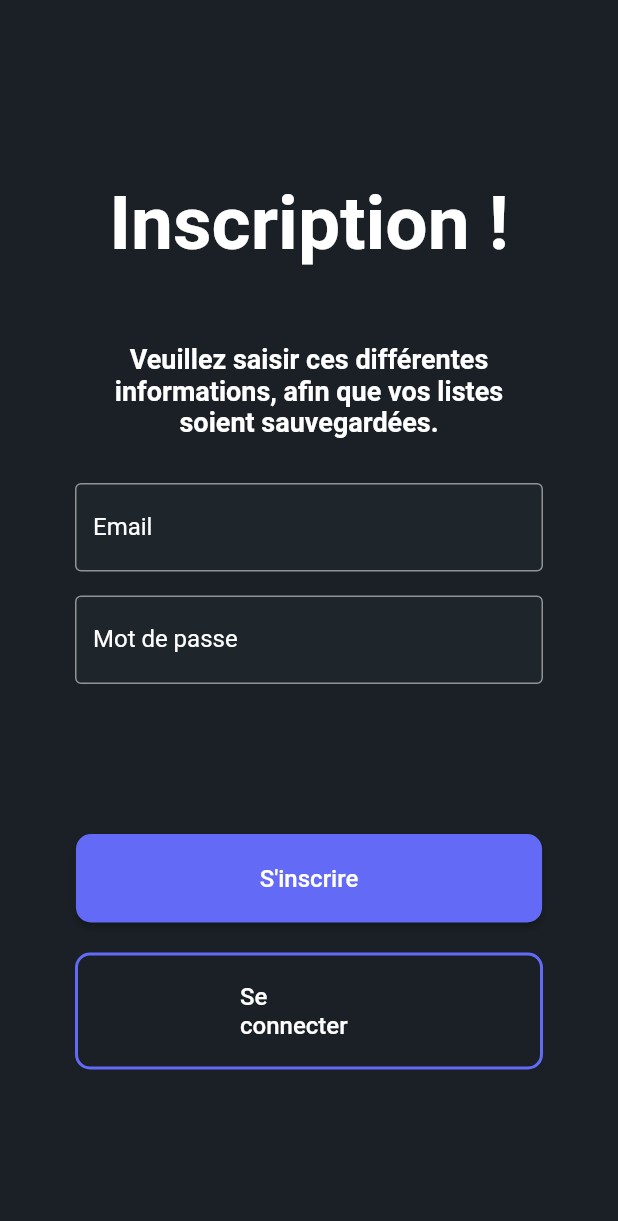
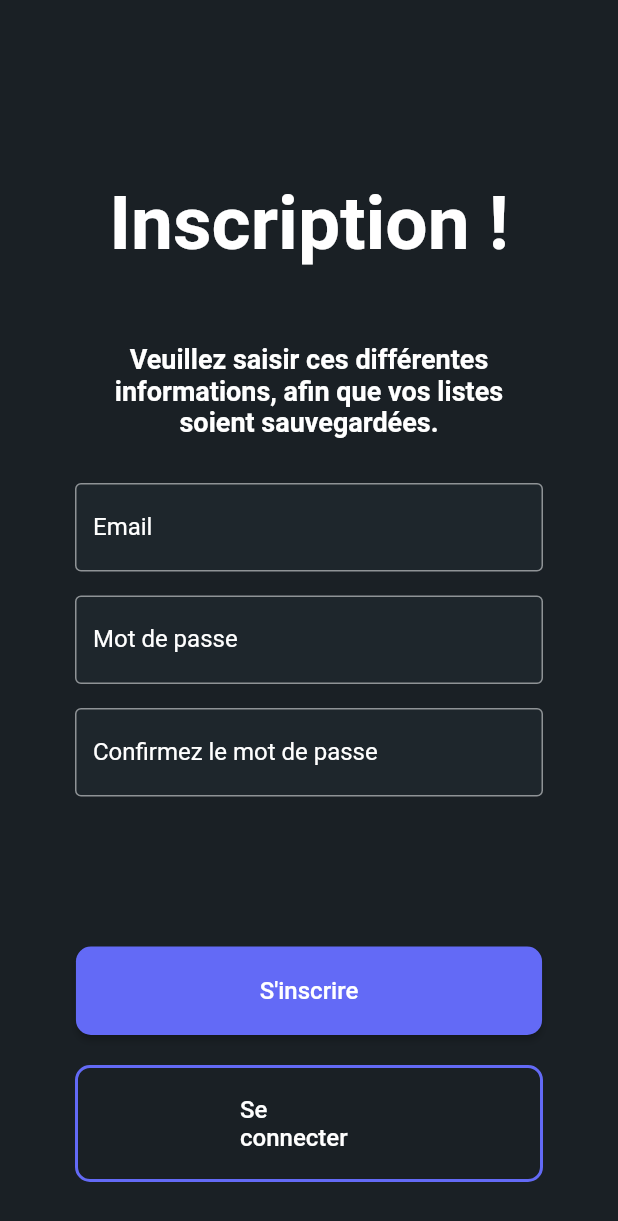
Before and after one commit to adamHassanBR/projet_flutter, a Flutter app: the SignUpPage screen opened by its route, on a phone screen of 412 x 824 dp. Shown: the top 1221 px of the screen. Run offline on Flutter 3.47's test engine with Material 2 defaults, Android fonts, the phone set to English and light mode, and no system bars; our stand-ins replace firebase_auth, firebase_core; accounts and stored records are empty; Roboto replaces fonts that are missing (Google Sans).

Commit message:
Ajout Confirmation de MDP SignUp Page

```diff
--- a/lib/Pages/inscription/SignUpPage.dart
+++ b/lib/Pages/inscription/SignUpPage.dart
@@ -10,7 +10,7 @@ class _SignUpPageState extends State<SignUpPage> {
   final FirebaseAuth _auth = FirebaseAuth.instance;
   final GlobalKey<FormState> _formKey = GlobalKey<FormState>();
 
-  late String _email, _password;
+  late String _email, _password, _tempPassword;
 
   void _submit() async {
     if (_formKey.currentState!.validate()) {
@@ -79,6 +79,7 @@ class _SignUpPageState extends State<SignUpPage> {
                     textAlign: TextAlign.center,
                   ),
                 ),
+
               TextFormField(
                 keyboardType: TextInputType.emailAddress,
                 decoration: InputDecoration
@@ -114,6 +115,7 @@ class _SignUpPageState extends State<SignUpPage> {
                 onSaved: (input) => _email = input!,
               ),
               SizedBox(height: 16.0),
+
               TextFormField(
                 decoration: InputDecoration(
                   labelText: "Mot de passe",
@@ -138,10 +140,54 @@ class _SignUpPageState extends State<SignUpPage> {
                   ),
                 ),
                 obscureText: true,
-                validator: (input) =>
-                    input!.length < 6 ? 'Le mot de passe doit contenir au moins 6 caractères' : null,
-                onSaved: (input) => _password = input!,
+                validator: (value) {
+                  if (value==null || value.isEmpty){
+                    return 'Veuillez renseigner un mot de passe';
+                  }
+                  else if (value!.length < 6) {
+                    return 'Le mot de passe doit contenir au moins 6 caractères';
+                  }
+                  else {
+                    _tempPassword= value;
+                    return null;
+                  }
+                },
+                onSaved: (value) => _password = value!,
               ),
+              SizedBox(height: 16.0),
+
+              TextFormField(
+                decoration: InputDecoration(
+                  labelText: "Confirmez le mot de passe",
+                  labelStyle: TextStyle(
+                    fontFamily: 'Google Sans',
+                    color: Colors.white,
+                  ),
+                  filled: true,
+                  fillColor: Color(0xFF1e262c),
+                  border: OutlineInputBorder(),
+                  focusedBorder: OutlineInputBorder(
+                    borderSide: BorderSide(
+                      color: Colors.white,
+                      width: 2.0,
+                    ),
+                  ),
+                  enabledBorder: OutlineInputBorder(
+                    borderSide: BorderSide(
+                      color: Colors.white.withOpacity(0.5),
+                    ),
+                  ),
+                ),
+                obscureText: true,
+                validator: (input) {
+                  if (input != _tempPassword) {
+                    return "Les mots de passe ne correspondent pas";
+                  }
+                  return null;
+                },
+              ),
+
+
               const SizedBox(height: 100.0),
               ElevatedButton
               (
--- a/lib/main.dart
+++ b/lib/main.dart
@@ -25,7 +25,7 @@ class MyApp extends StatelessWidget {
     return MaterialApp(
       title: "game ranking",
       debugShowCheckedModeBanner: false,
-      initialRoute: '/inscription',
+      initialRoute: '/connexion',
       routes: {
         '/connexion': (context) => LoginPage(),
         '/home': (context) => HomePage(),
```
